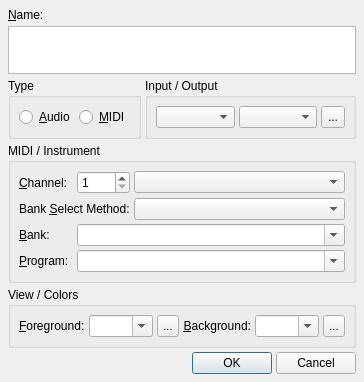
Old version of the form src/qtractorTrackForm.ui in the repository rncbc/qtractor.
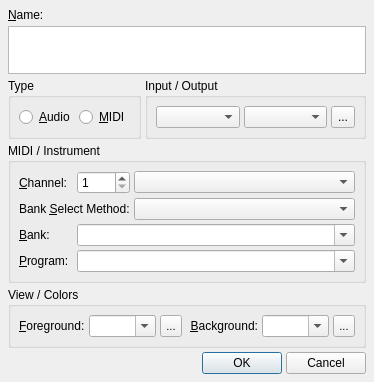
New version of the form. Icons and pictures are not drawn.

Commit message: - Track properties dialog now gets tightly auto-sized, depending   whether its an audio or a MIDI track. (regression)

Diff of the .ui file:
```diff
--- a/src/qtractorTrackForm.ui
+++ b/src/qtractorTrackForm.ui
@@ -25,14 +25,14 @@
    <rect>
     <x>0</x>
     <y>0</y>
-    <width>352</width>
+    <width>374</width>
     <height>372</height>
    </rect>
   </property>
   <property name="sizePolicy" >
    <sizepolicy>
-    <hsizetype>7</hsizetype>
-    <vsizetype>1</vsizetype>
+    <hsizetype>5</hsizetype>
+    <vsizetype>7</vsizetype>
     <horstretch>0</horstretch>
     <verstretch>0</verstretch>
    </sizepolicy>
@@ -127,6 +127,14 @@
      </item>
      <item>
       <widget class="QGroupBox" name="TrackBusGroup" >
+       <property name="sizePolicy" >
+        <sizepolicy>
+         <hsizetype>5</hsizetype>
+         <vsizetype>3</vsizetype>
+         <horstretch>0</horstretch>
+         <verstretch>0</verstretch>
+        </sizepolicy>
+       </property>
        <property name="title" >
         <string>Input / Output</string>
        </property>
@@ -199,6 +207,14 @@
    </item>
    <item>
     <widget class="QGroupBox" name="MidiGroupBox" >
+     <property name="sizePolicy" >
+      <sizepolicy>
+       <hsizetype>5</hsizetype>
+       <vsizetype>3</vsizetype>
+       <horstretch>0</horstretch>
+       <verstretch>0</verstretch>
+      </sizepolicy>
+     </property>
      <property name="title" >
       <string>MIDI / Instrument</string>
      </property>
@@ -333,6 +349,14 @@
    </item>
    <item>
     <widget class="QGroupBox" name="TrackViewGroup" >
+     <property name="sizePolicy" >
+      <sizepolicy>
+       <hsizetype>5</hsizetype>
+       <vsizetype>3</vsizetype>
+       <horstretch>0</horstretch>
+       <verstretch>0</verstretch>
+      </sizepolicy>
+     </property>
      <property name="title" >
       <string>View / Colors</string>
      </property>
@@ -518,9 +542,6 @@
        <property name="orientation" >
         <enum>Qt::Horizontal</enum>
        </property>
-       <property name="sizeType" >
-        <enum>QSizePolicy::Expanding</enum>
-       </property>
        <property name="sizeHint" >
         <size>
          <width>8</width>
```
Left out of the diff: 8 changed lines with no effect on the pictures. The commit also changes 4 other files.
